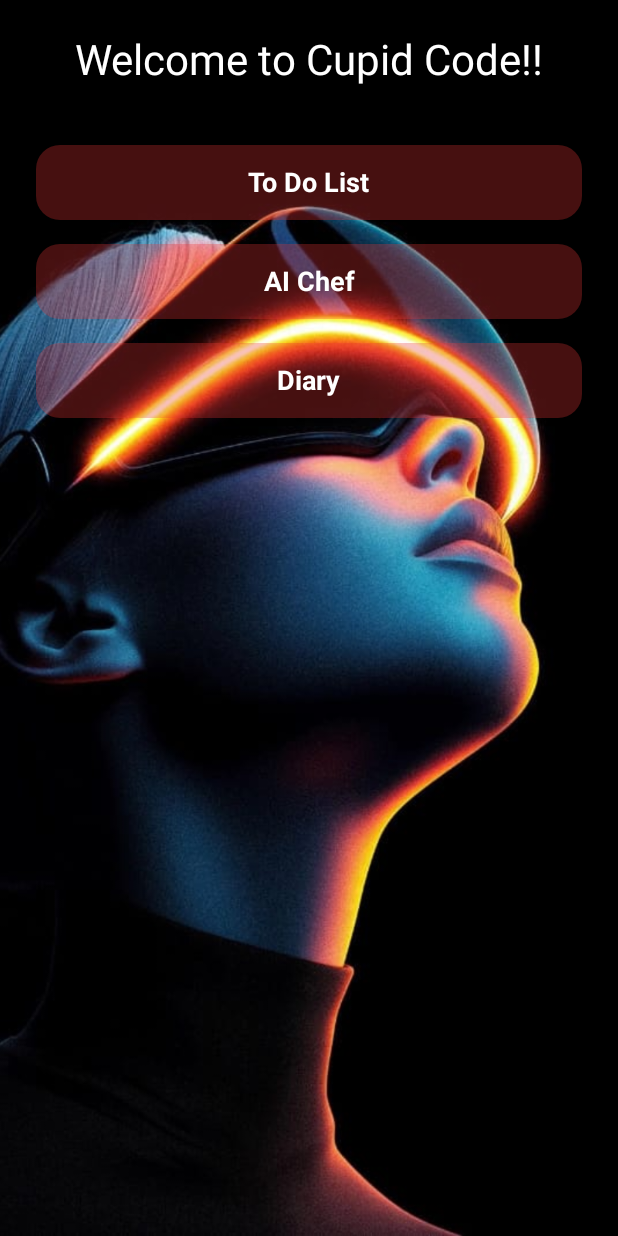
After one commit to Barlion/Android-firebase-auth, an Android app built with Jetpack Compose: the MenuScreen screen opened through its navigation route, on a phone screen of 412 x 824 dp. The commit adds this screen. Run offline under Robolectric (Android 15) with nearby library versions, the phone set to English and light mode, and no system bars; our stand-ins replace Firebase (no records; nobody signed in at launch, a user with empty details on screens opened directly).

Commit message:
Working authentication and to do list

```diff
--- a/app/src/main/java/com/barlion/myfirstapp/MainActivity.kt
+++ b/app/src/main/java/com/barlion/myfirstapp/MainActivity.kt
@@ -1,5 +1,7 @@
 package com.barlion.myfirstapp
 
+import android.content.Context
+import android.content.SharedPreferences
 import android.os.Bundle
 import android.widget.Toast
 import androidx.activity.ComponentActivity
@@ -20,12 +22,15 @@ import androidx.compose.ui.text.input.PasswordVisualTransformation
 import androidx.compose.ui.text.input.VisualTransformation
 import androidx.compose.ui.unit.dp
 import androidx.compose.ui.unit.sp
+import androidx.navigation.NavController
+import androidx.navigation.compose.*
 import com.barlion.myfirstapp.ui.theme.MyFirstAppTheme
 import com.barlion.myfirstapp.ui.theme.Purple500
 import com.google.firebase.auth.FirebaseAuth
 
 class MainActivity : ComponentActivity() {
     private lateinit var auth: FirebaseAuth
+    private lateinit var sharedPreferences: SharedPreferences
 
     override fun onCreate(savedInstanceState: Bundle?) {
         super.onCreate(savedInstanceState)
@@ -33,105 +38,31 @@ class MainActivity : ComponentActivity() {
         // Initialize Firebase Auth
         auth = FirebaseAuth.getInstance()
 
+        // Initialize SharedPreferences
+        sharedPreferences = getSharedPreferences("user_prefs", Context.MODE_PRIVATE)
+
         setContent {
             MyFirstAppTheme {
-                Surface(
-                    modifier = Modifier.fillMaxSize(),
-                    color = MaterialTheme.colorScheme.background
+                val navController = rememberNavController()
+
+                // Check if user opted to stay logged in
+                val isLoggedIn = sharedPreferences.getBoolean("keep_logged_in", false)
+
+                NavHost(
+                    navController = navController,
+                    startDestination = if (isLoggedIn) "menu" else "login_signup"
                 ) {
-                    LoginSignupScreen(auth)
+                    composable("login_signup") {
+                        LoginSignupScreen(auth, navController, sharedPreferences)
+                    }
+                    composable("menu") {
+                        MenuScreen(navController)
+                    }
+                    composable("todo_list") {
+                        ToDoListScreen()
+                    }
+                    // Add other services here as composable routes
                 }
-            }
-        }
-    }
-}
-
-@Composable
-fun LoginSignupScreen(auth: FirebaseAuth) {
-    // Track whether the user is on the login or sign-up screen
-    var isLogin by remember { mutableStateOf(true) }
-
-    Box(
-        modifier = Modifier.fillMaxSize()
-    ) {
-        // Background image
-        Image(
-            painter = painterResource(id = R.drawable.backg),
-            contentDescription = null,
-            modifier = Modifier.fillMaxSize(),
-            contentScale = ContentScale.Crop
-        )
-
-        Column(
-            modifier = Modifier
-                .fillMaxWidth()
-                .align(Alignment.Center)
-                .padding(24.dp)
-        ) {
-            // Title
-            Text(
-                text = if (isLogin) "Login" else "Sign Up",
-                fontSize = 28.sp,
-                fontWeight = FontWeight.Bold,
-                color = Color.Black,
-                modifier = Modifier.align(Alignment.Start)
-            )
-
-            Spacer(modifier = Modifier.height(40.dp))
-
-            // User input states
-            var email by remember { mutableStateOf("") }
-            var password by remember { mutableStateOf("") }
-
-            // Input fields
-            CustomTextField(label = "Email", value = email, onValueChange = { email = it })
-            Spacer(modifier = Modifier.height(16.dp))
-            CustomTextField(
-                label = "Password",
-                value = password,
-                onValueChange = { password = it },
-                isPassword = true
-            )
-
-            Spacer(modifier = Modifier.height(24.dp))
-
-            // Login/Sign-up button
-            Button(
-                onClick = {
-                    if (isLogin) {
-                        loginUser(auth, email, password)
-                    } else {
-                        signupUser(auth, email, password)
-                    }
-                },
-                modifier = Modifier
-                    .fillMaxWidth()
-                    .height(50.dp),
-                colors = ButtonDefaults.buttonColors(
-                    containerColor = Purple500,
-                    contentColor = Color.White
-                ),
-                shape = MaterialTheme.shapes.medium
-            ) {
-                Text(
-                    text = if (isLogin) "Login" else "Sign Up",
-                    fontSize = 18.sp,
-                    fontWeight = FontWeight.SemiBold
-                )
-            }
-
-            Spacer(modifier = Modifier.height(16.dp))
-
-            // Toggle login/sign-up
-            TextButton(
-                onClick = { isLogin = !isLogin },
-                modifier = Modifier.align(Alignment.CenterHorizontally)
-            ) {
-                Text(
-                    text = if (isLogin) "Don't have an account? Sign Up" else "Already have an account? Login",
-                    color = Purple500,
-                    fontWeight = FontWeight.Bold
-                )
             }
         }
     }
@@ -144,13 +75,17 @@ fun CustomTextField(
     onValueChange: (String) -> Unit,
     isPassword: Boolean = false
 ) {
-    Column {
+    Column(modifier = Modifier.fillMaxWidth()) {
+        // Label for the text field
         Text(
             text = label,
             color = Color.Black,
             fontWeight = FontWeight.SemiBold,
+            fontSize = 16.sp,
             modifier = Modifier.padding(bottom = 8.dp)
         )
+
+        // The actual text field
         BasicTextField(
             value = value,
             onValueChange = onValueChange,
@@ -163,7 +98,94 @@ fun CustomTextField(
     }
 }
 
-fun loginUser(auth: FirebaseAuth, email: String, password: String) {
+@Composable
+fun LoginSignupScreen(auth: FirebaseAuth, navController: NavController, sharedPreferences: SharedPreferences) {
+    var isLogin by remember { mutableStateOf(true) }
+    var email by remember { mutableStateOf("") }
+    var password by remember { mutableStateOf("") }
+    var keepLoggedIn by remember { mutableStateOf(false) }
+
+    Box(modifier = Modifier.fillMaxSize()) {
+        // Background image
+        Image(
+            painter = painterResource(id = R.drawable.firstback),
+            contentDescription = null,
+            modifier = Modifier.fillMaxSize(),
+            contentScale = ContentScale.Crop
+        )
+
+        Column(
+            modifier = Modifier
+                .fillMaxWidth()
+                .align(Alignment.Center)
+                .padding(24.dp)
+        ) {
+            Text(
+                text = if (isLogin) "Login" else "Sign Up",
+                fontSize = 28.sp,
+                fontWeight = FontWeight.Bold,
+                color = Color.Black,
+                modifier = Modifier.align(Alignment.Start)
+            )
+
+            Spacer(modifier = Modifier.height(40.dp))
+
+            CustomTextField(label = "Email", value = email, onValueChange = { email = it })
+            Spacer(modifier = Modifier.height(16.dp))
+            CustomTextField(
+                label = "Password",
+                value = password,
+                onValueChange = { password = it },
+                isPassword = true
+            )
+
+            Spacer(modifier = Modifier.height(16.dp))
+
+            // Checkbox for "Keep Me Logged In"
+            Row(verticalAlignment = Alignment.CenterVertically) {
+                Checkbox(checked = keepLoggedIn, onCheckedChange = { keepLoggedIn = it })
+                Spacer(modifier = Modifier.width(8.dp))
+                Text(text = "Keep Me Logged In", color = Color.Black)
+            }
+
+            Spacer(modifier = Modifier.height(24.dp))
+
+            Button(
+                onClick = {
+                    if (isLogin) {
+                        loginUser(auth, email, password, navController, sharedPreferences, keepLoggedIn)
+                    } else {
+                        signupUser(auth, email, password, navController, sharedPreferences, keepLoggedIn)
+                    }
+                },
+                modifier = Modifier.fillMaxWidth().height(50.dp),
+                colors = ButtonDefaults.buttonColors(containerColor = Purple500, contentColor = Color.White),
+                shape = MaterialTheme.shapes.medium
+            ) {
+                Text(text = if (isLogin) "Login" else "Sign Up", fontSize = 18.sp, fontWeight = FontWeight.SemiBold)
+            }
+
+            Spacer(modifier = Modifier.height(16.dp))
+
+            TextButton(onClick = { isLogin = !isLogin }) {
+                Text(
+                    text = if (isLogin) "Don't have an account? Sign Up" else "Already have an account? Login",
+                    color = Purple500,
+                    fontWeight = FontWeight.Bold
+                )
+            }
+        }
+    }
+}
+
+fun loginUser(
+    auth: FirebaseAuth,
+    email: String,
+    password: String,
+    navController: NavController,
+    sharedPreferences: SharedPreferences,
+    keepLoggedIn: Boolean
+) {
     if (email.isBlank() || password.isBlank()) {
         Toast.makeText(auth.app.applicationContext, "Fields cannot be empty", Toast.LENGTH_SHORT).show()
         return
@@ -172,6 +194,12 @@ fun loginUser(auth: FirebaseAuth, email: String, password: String) {
     auth.signInWithEmailAndPassword(email, password)
         .addOnCompleteListener { task ->
             if (task.isSuccessful) {
+                // Save "keep me logged in" state
+                if (keepLoggedIn) {
+                    sharedPreferences.edit().putBoolean("keep_logged_in", true).apply()
+                }
+
+                navController.navigate("menu")
                 Toast.makeText(auth.app.applicationContext, "Login successful!", Toast.LENGTH_SHORT).show()
             } else {
                 Toast.makeText(auth.app.applicationContext, "Login failed: ${task.exception?.message}", Toast.LENGTH_SHORT).show()
@@ -179,7 +207,14 @@ fun loginUser(auth: FirebaseAuth, email: String, password: String) {
         }
 }
 
-fun signupUser(auth: FirebaseAuth, email: String, password: String) {
+fun signupUser(
+    auth: FirebaseAuth,
+    email: String,
+    password: String,
+    navController: NavController,
+    sharedPreferences: SharedPreferences,
+    keepLoggedIn: Boolean
+) {
     if (email.isBlank() || password.isBlank()) {
         Toast.makeText(auth.app.applicationContext, "Fields cannot be empty", Toast.LENGTH_SHORT).show()
         return
@@ -188,6 +223,12 @@ fun signupUser(auth: FirebaseAuth, email: String, password: String) {
     auth.createUserWithEmailAndPassword(email, password)
         .addOnCompleteListener { task ->
             if (task.isSuccessful) {
+                // Save "keep me logged in" state
+                if (keepLoggedIn) {
+                    sharedPreferences.edit().putBoolean("keep_logged_in", true).apply()
+                }
+
+                navController.navigate("menu")
                 Toast.makeText(auth.app.applicationContext, "Signup successful!", Toast.LENGTH_SHORT).show()
             } else {
                 Toast.makeText(auth.app.applicationContext, "Signup failed: ${task.exception?.message}", Toast.LENGTH_SHORT).show()
--- /dev/null
+++ b/app/src/main/java/com/barlion/myfirstapp/MenuScreen.kt
@@ -0,0 +1,79 @@
+package com.barlion.myfirstapp
+
+import androidx.compose.foundation.Image
+import androidx.compose.foundation.layout.*
+import androidx.compose.foundation.layout.Arrangement
+import androidx.compose.foundation.shape.RoundedCornerShape
+import androidx.compose.material3.Button
+import androidx.compose.material3.ButtonDefaults
+import androidx.compose.material3.Text
+import androidx.compose.runtime.Composable
+import androidx.compose.ui.Alignment
+import androidx.compose.ui.Modifier
+import androidx.compose.ui.graphics.Color
+import androidx.compose.ui.layout.ContentScale
+import androidx.compose.ui.res.painterResource
+import androidx.compose.ui.unit.dp
+import androidx.compose.ui.unit.sp
+import androidx.navigation.NavController
+import com.barlion.myfirstapp.ui.theme.Black20
+
+@Composable
+fun MenuScreen(navController: NavController) {
+
+    Box(modifier = Modifier.fillMaxSize()) {
+        // Background image
+        Image(
+            painter = painterResource(id = R.drawable.menuback),
+            contentDescription = null,
+            modifier = Modifier.fillMaxSize(),
+            contentScale = ContentScale.Crop
+        )
+
+        Column(
+            modifier = Modifier
+                .fillMaxSize()
+                .padding(24.dp),
+            horizontalAlignment = Alignment.CenterHorizontally,
+            verticalArrangement = Arrangement.Top
+        ) {
+            Text(
+                text = "Welcome to Cupid Code!!",
+                fontSize = 28.sp,
+                color = Color.White,
+                modifier = Modifier.padding(bottom = 40.dp)
+            )
+
+            Button(
+                onClick = { navController.navigate("todo_list") },
+                modifier = Modifier.fillMaxWidth().height(50.dp),
+                shape = RoundedCornerShape(16.dp),
+                colors = ButtonDefaults.buttonColors(containerColor = Black20.copy(alpha = 0.3f))
+            ) {
+                Text(text = "To Do List", fontSize = 18.sp)
+            }
+
+            Spacer(modifier = Modifier.height(16.dp))
+
+            Button(
+                onClick = { /* Add AI Chef navigation */ },
+                modifier = Modifier.fillMaxWidth().height(50.dp),
+                shape = RoundedCornerShape(16.dp),
+                colors = ButtonDefaults.buttonColors(containerColor = Black20.copy(alpha = 0.3f))
+            ) {
+                Text(text = "AI Chef", fontSize = 18.sp)
+            }
+
+            Spacer(modifier = Modifier.height(16.dp))
+
+            Button(
+                onClick = { /* Add Diary navigation */ },
+                modifier = Modifier.fillMaxWidth().height(50.dp),
+                shape = RoundedCornerShape(16.dp),
+                colors = ButtonDefaults.buttonColors(containerColor = Black20.copy(alpha = 0.3f))
+            ) {
+                Text(text = "Diary", fontSize = 18.sp)
+            }
+        }
+    }
+}
--- a/app/src/main/java/com/barlion/myfirstapp/ui/theme/Theme.kt
+++ b/app/src/main/java/com/barlion/myfirstapp/ui/theme/Theme.kt
@@ -1,6 +1,5 @@
 package com.barlion.myfirstapp.ui.theme
 
-import android.app.Activity
 import android.os.Build
 import androidx.compose.foundation.isSystemInDarkTheme
 import androidx.compose.material3.MaterialTheme
@@ -9,7 +8,9 @@ import androidx.compose.material3.dynamicDarkColorScheme
 import androidx.compose.material3.dynamicLightColorScheme
 import androidx.compose.material3.lightColorScheme
 import androidx.compose.runtime.Composable
+import androidx.compose.ui.graphics.Color
 import androidx.compose.ui.platform.LocalContext
+
 
 private val DarkColorScheme = darkColorScheme(
     primary = Purple80,
@@ -22,21 +23,19 @@ private val LightColorScheme = lightColorScheme(
     secondary = PurpleGrey40,
     tertiary = Pink40
 
-    /* Other default colors to override
+    /* You can override other colors here if needed, like:
     background = Color(0xFFFFFBFE),
     surface = Color(0xFFFFFBFE),
     onPrimary = Color.White,
     onSecondary = Color.White,
     onTertiary = Color.White,
-    onBackground = Color(0xFF1C1B1F),
-    onSurface = Color(0xFF1C1B1F),
     */
 )
 
 @Composable
 fun MyFirstAppTheme(
     darkTheme: Boolean = isSystemInDarkTheme(),
-    // Dynamic color is available on Android 12+
+    // Dynamic color is available on Android 12+ (API 31 and above)
     dynamicColor: Boolean = true,
     content: @Composable () -> Unit
 ) {
@@ -45,14 +44,13 @@ fun MyFirstAppTheme(
             val context = LocalContext.current
             if (darkTheme) dynamicDarkColorScheme(context) else dynamicLightColorScheme(context)
         }
-
         darkTheme -> DarkColorScheme
         else -> LightColorScheme
     }
 
     MaterialTheme(
         colorScheme = colorScheme,
-        typography = Typography,
+        typography = Typography, // Ensure Typography is defined in your project
         content = content
     )
 }
```
Also changed, not shown: app/src/main/java/com/barlion/myfirstapp/ToDoListScreen.kt (added, +188 -0 lines), app/src/main/java/com/barlion/myfirstapp/ui/theme/Color.kt (+11 -7 lines), app/src/main/java/com/barlion/myfirstapp/ui/theme/Type.kt (+43 -19 lines), app/src/main/res/drawable/backer.jpg (added), app/src/main/res/drawable/firstback.jpg (added), app/src/main/res/drawable/menuback.jpg (added), app/src/main/res/drawable/todo.jpg (added).
